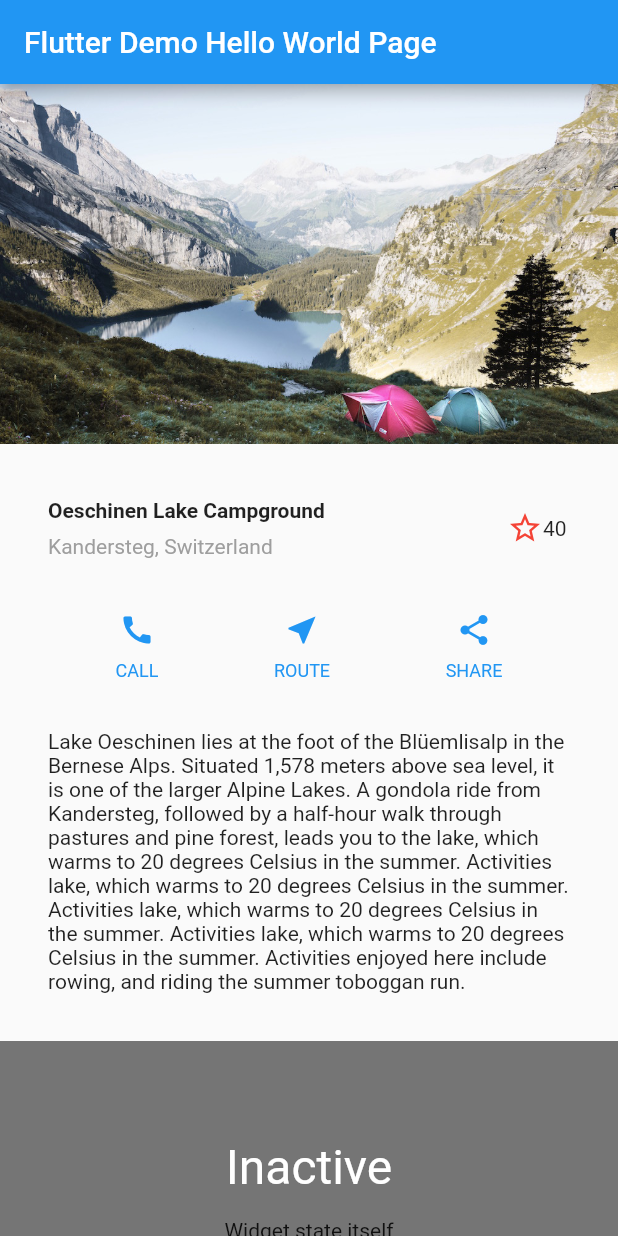
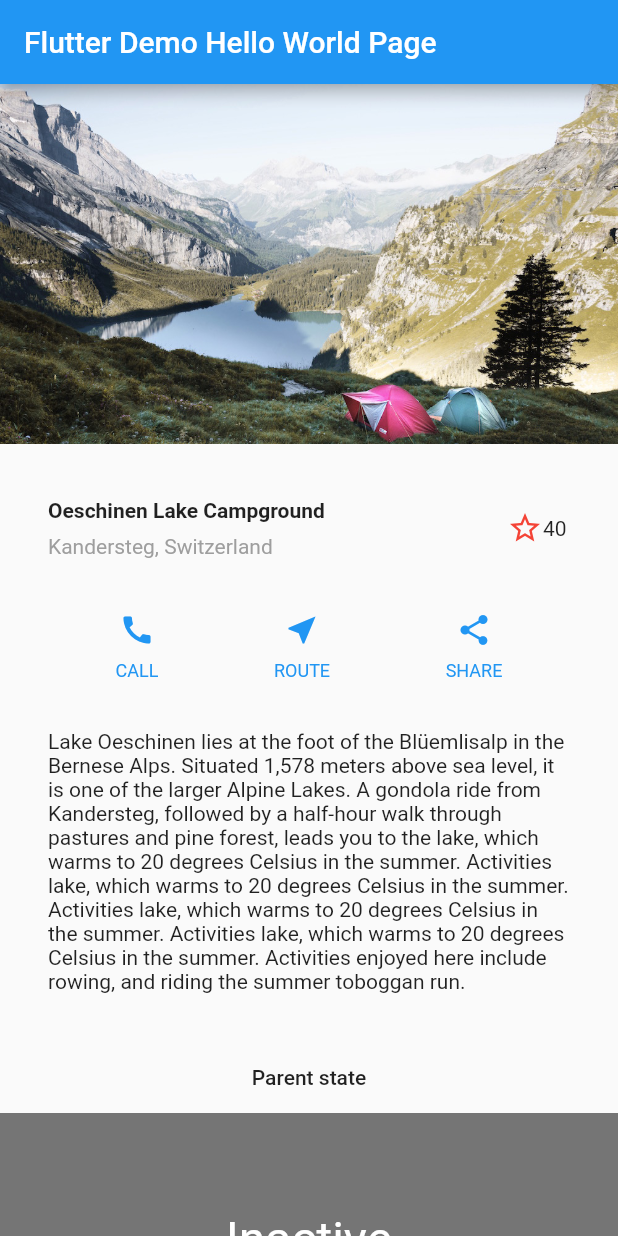
Before and after one commit to VictorGus/Flutter-Playground, a Flutter app: the screen it shows after launch, after a tap on the "star" icon, on a phone screen of 412 x 824 dp. Run offline on Flutter 3.47's test engine with Material 2 defaults, Android fonts, the phone set to English and light mode, and no system bars.

Commit message:
parent state widgets workflow

```diff
--- a/lib/main.dart
+++ b/lib/main.dart
@@ -2,7 +2,7 @@ import 'package:flutter/material.dart';
 import 'package:flutter/foundation.dart';
 
 void main() {
-  runApp(MyApp());
+  runApp(MaterialApp(home: MyApp()));
 }
 
 class ParentWidget extends StatefulWidget {
@@ -143,6 +143,13 @@ class _FavoriteWidgetState extends State<FavoriteWidget> {
   }
 }
 
+class StateScreen extends StatelessWidget {
+  @override
+  Widget build(BuildContext context) {
+    return Scaffold(appBar: AppBar(), body: Center(child: ParentWidget()));
+  }
+}
+
 class MyApp extends StatelessWidget {
   Column _buildButtonColumn(IconData icon, String title, Color color) {
     return (Column(
@@ -219,18 +226,24 @@ class MyApp extends StatelessWidget {
         primarySwatch: Colors.blue,
         visualDensity: VisualDensity.adaptivePlatformDensity,
       ),
-      home: Scaffold(
+      home: Builder(
+          builder: (context) => Scaffold(
               body: ListView(
                 children: [
                   imageSection,
                   titleSection,
                   buttonSection,
                   textSection,
+                  FlatButton(
+                      onPressed: () => Navigator.push(context,
+                              MaterialPageRoute(builder: (context) {
+                            return StateScreen();
+                          })),
+                      child: Text("Parent state")),
                   TapboxA(),
-              ParentWidget()
                 ],
               ),
-          appBar: AppBar(title: Text('Flutter Demo Hello World Page'))),
+              appBar: AppBar(title: Text('Flutter Demo Hello World Page')))),
     );
   }
 }
```
Lines whose indentation alone changed are shown as unchanged.
